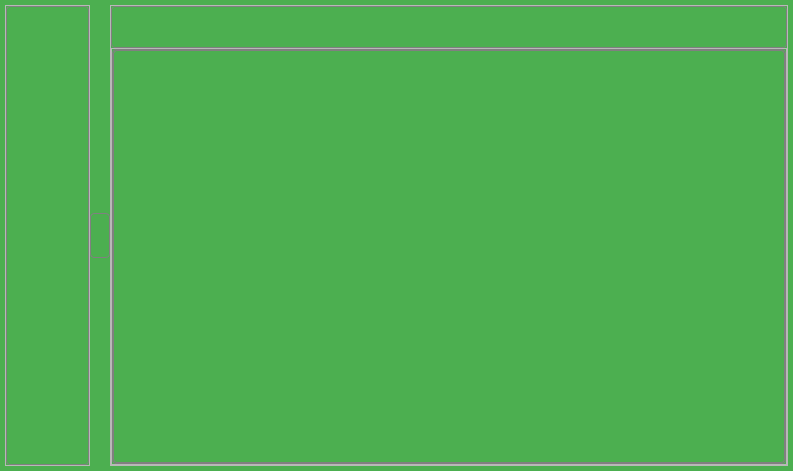
The window that QT_TCP_demo/QT_demo_TCP/widget.ui (cbhao/QTcreate) describes before a commit, drawn with Qt 5.
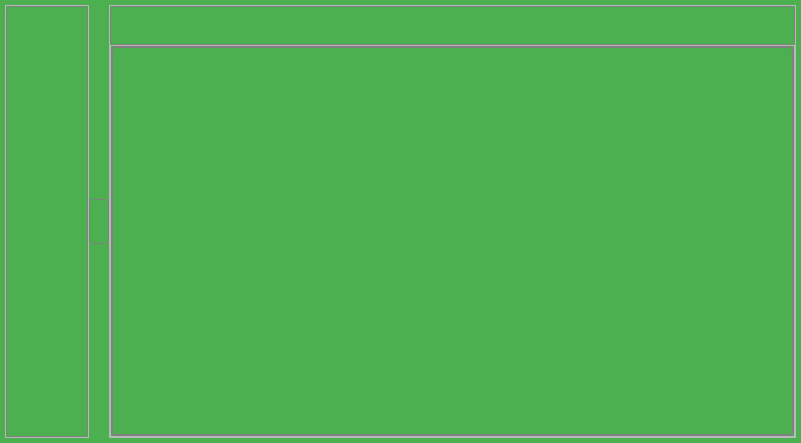
The same window after the commit. Icons and pictures are not drawn.

```diff
--- a/QT_TCP_demo/QT_demo_TCP/widget.ui
+++ b/QT_TCP_demo/QT_demo_TCP/widget.ui
@@ -6,8 +6,8 @@
    <rect>
     <x>0</x>
     <y>0</y>
-    <width>793</width>
-    <height>471</height>
+    <width>801</width>
+    <height>443</height>
    </rect>
   </property>
   <property name="windowTitle">
@@ -77,6 +77,18 @@
           <verstretch>0</verstretch>
          </sizepolicy>
         </property>
+        <property name="minimumSize">
+         <size>
+          <width>0</width>
+          <height>0</height>
+         </size>
+        </property>
+        <property name="maximumSize">
+         <size>
+          <width>84</width>
+          <height>16777215</height>
+         </size>
+        </property>
         <property name="frameShape">
          <enum>QFrame::StyledPanel</enum>
         </property>
@@ -109,6 +121,7 @@
     border-radius: 4px;
 }</string>
            </property>
+           <layout class="QVBoxLayout" name="verticalLayout_2"/>
           </widget>
          </item>
         </layout>
```
